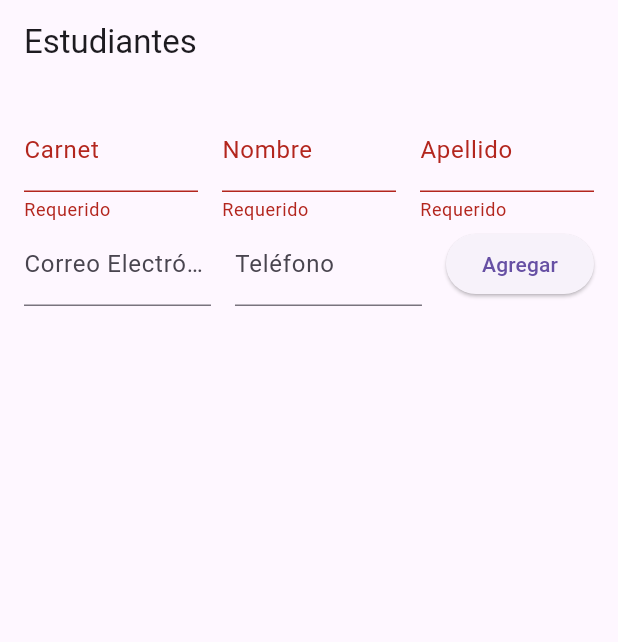
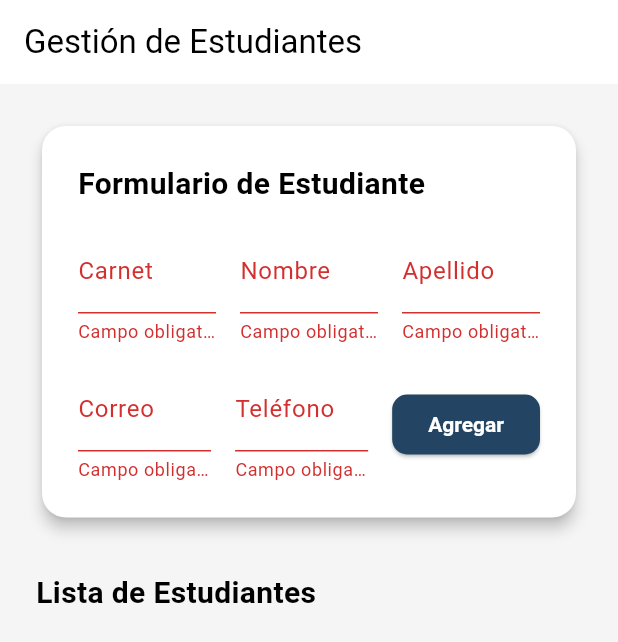
Before and after one commit to DiegoSalazar20/InvestigacionCompromiso, a Flutter app: the screen it shows after launch, after a tap on "Agregar", on a phone screen of 412 x 824 dp. Shown: the top 642 px of the screen. Run offline on Flutter 3.47's test engine with Material 3 defaults, Android fonts, the phone set to English and light mode, and no system bars; network calls fail.

Commit message:
Paginación y estilo, creación del page estudiante

```diff
--- a/lib/main.dart
+++ b/lib/main.dart
@@ -1,6 +1,5 @@
 import 'package:flutter/material.dart';
-import 'models/estudiante.dart';
-import 'services/estudiante_service.dart';
+import 'pages/estudiante_page.dart';
 
 void main() {
   runApp(const MyApp());
@@ -8,218 +7,43 @@ void main() {
 
 class MyApp extends StatelessWidget {
   const MyApp({super.key});
+
   @override
   Widget build(BuildContext context) {
     return MaterialApp(
       title: 'CRUD de Estudiantes',
-      theme: ThemeData(primarySwatch: Colors.blue),
+      debugShowCheckedModeBanner: false,
+      theme: ThemeData(
+        colorScheme: ColorScheme.light(
+          primary: const Color(0xFF234563),
+          secondary: const Color(0xFFE1B000),
+          surface: Colors.white,
+          background: const Color(0xFFF5F5F5),
+          error: Colors.red.shade700,
+          onPrimary: Colors.white,
+          onSecondary: Colors.black,
+          onSurface: Colors.black,
+          onBackground: Colors.black,
+          onError: Colors.white,
+        ),
+        useMaterial3: true,
+        scaffoldBackgroundColor: const Color(0xFFF5F5F5),
+        snackBarTheme: SnackBarThemeData(
+          backgroundColor: Colors.indigo.shade600,
+          contentTextStyle: const TextStyle(color: Colors.white),
+          behavior: SnackBarBehavior.floating,
+          shape: RoundedRectangleBorder(borderRadius: BorderRadius.circular(10)),
+        ),
+        elevatedButtonTheme: ElevatedButtonThemeData(
+          style: ElevatedButton.styleFrom(
+            backgroundColor: const Color(0xFF234563),
+            foregroundColor: Colors.white,
+            shape: RoundedRectangleBorder(borderRadius: BorderRadius.circular(10)),
+            textStyle: const TextStyle(fontWeight: FontWeight.bold),
+          ),
+        ),
+      ),
       home: const EstudiantePage(),
-      debugShowCheckedModeBanner: false,
     );
   }
 }
-
-class EstudiantePage extends StatefulWidget {
-  const EstudiantePage({super.key});
-  @override
-  State<EstudiantePage> createState() => _EstudiantePageState();
-}
-
-class _EstudiantePageState extends State<EstudiantePage> {
-  final EstudianteService _service = EstudianteService();
-  List<Estudiante> estudiantes = [];
-  final _formKey = GlobalKey<FormState>();
-
-  final carnetCtrl = TextEditingController();
-  final nombreCtrl = TextEditingController();
-  final apellidoCtrl = TextEditingController();
-  final correoCtrl = TextEditingController();
-  final telefonoCtrl = TextEditingController();
-
-  Estudiante? estudianteEditando;
-
-  @override
-  void initState() {
-    super.initState();
-    cargarEstudiantes();
-  }
-
-  void cargarEstudiantes() async {
-    final lista = await _service.obtenerEstudiantes();
-    setState(() {
-      estudiantes = lista;
-    });
-  }
-
-  void limpiarFormulario() {
-    carnetCtrl.clear();
-    nombreCtrl.clear();
-    apellidoCtrl.clear();
-    correoCtrl.clear();
-    telefonoCtrl.clear();
-    estudianteEditando = null;
-  }
-
-  void guardar() async {
-  if (!_formKey.currentState!.validate()) return;
-
-  final nuevo = Estudiante(
-    idEstudiante: estudianteEditando != null ? estudianteEditando!.idEstudiante : 0,
-    carnet: carnetCtrl.text,
-    nombre: nombreCtrl.text,
-    apellido: apellidoCtrl.text,
-    correoElectronico: correoCtrl.text,
-    telefono: telefonoCtrl.text,
-  );
-
-  bool ok = estudianteEditando == null
-      ? await _service.registrarEstudiante(nuevo)
-      : await _service.actualizarEstudiante(nuevo);
-
-  if (ok) {
-    limpiarFormulario();
-    cargarEstudiantes();
-    ScaffoldMessenger.of(context).showSnackBar(
-      SnackBar(content: Text(estudianteEditando == null ? 'Estudiante agregado' : 'Estudiante actualizado')),
-    );
-  }
-}
-
-
-  void eliminar(int id) async {
-    await _service.eliminarEstudiante(id);
-    cargarEstudiantes();
-    ScaffoldMessenger.of(context).showSnackBar(
-      SnackBar(content: Text('Estudiante eliminado con éxito')),
-    );
-  }
-
-  void cargarParaEditar(Estudiante est) {
-    setState(() {
-      estudianteEditando = est;
-      carnetCtrl.text = est.carnet;
-      nombreCtrl.text = est.nombre;
-      apellidoCtrl.text = est.apellido;
-      correoCtrl.text = est.correoElectronico ?? '';
-      telefonoCtrl.text = est.telefono ?? '';
-    });
-  }
-
-  @override
-  Widget build(BuildContext context) {
-    return Scaffold(
-      appBar: AppBar(title: const Text('Estudiantes')),
-      body: Padding(
-        padding: const EdgeInsets.all(16),
-        child: Column(
-          children: [
-
-            Form(
-              key: _formKey,
-              child: Column(
-                children: [
-                  Row(
-                    children: [
-                      Expanded(
-                        child: TextFormField(
-                          controller: carnetCtrl,
-                          decoration: const InputDecoration(
-                            labelText: 'Carnet',
-                          ),
-                          validator: (val) => val!.isEmpty ? 'Requerido' : null,
-                        ),
-                      ),
-                      const SizedBox(width: 16),
-                      Expanded(
-                        child: TextFormField(
-                          controller: nombreCtrl,
-                          decoration: const InputDecoration(
-                            labelText: 'Nombre',
-                          ),
-                          validator: (val) => val!.isEmpty ? 'Requerido' : null,
-                        ),
-                      ),
-                      const SizedBox(width: 16),
-                      Expanded(
-                        child: TextFormField(
-                          controller: apellidoCtrl,
-                          decoration: const InputDecoration(
-                            labelText: 'Apellido',
-                          ),
-                          validator: (val) => val!.isEmpty ? 'Requerido' : null,
-                        ),
-                      ),
-                    ],
-                  ),
-                  Row(
-                    children: [
-                      Expanded(
-                        child: TextFormField(
-                          controller: correoCtrl,
-                          decoration: const InputDecoration(
-                            labelText: 'Correo Electrónico',
-                          ),
-                        ),
-                      ),
-                      const SizedBox(width: 16),
-                      Expanded(
-                        child: TextFormField(
-                          controller: telefonoCtrl,
-                          decoration: const InputDecoration(
-                            labelText: 'Teléfono',
-                          ),
-                        ),
-                      ),
-                      const SizedBox(width: 16),
-                      ElevatedButton(
-                        onPressed: guardar,
-                        child: Text(
-                          estudianteEditando == null ? 'Agregar' : 'Actualizar',
-                        ),
-                      ),
-                      if (estudianteEditando != null)
-                        TextButton(
-                          onPressed: limpiarFormulario,
-                          child: const Text('Cancelar'),
-                        ),
-                    ],
-                  ),
-                ],
-              ),
-            ),
-            const SizedBox(height: 24),
-            // Lista
-            Expanded(
-              child: ListView(
-                children: estudiantes.map((e) {
-                  return Card(
-                    child: ListTile(
-                      title: Text('${e.nombre} ${e.apellido}'),
-                      subtitle: Text(
-                        'Carnet: ${e.carnet}\nCorreo: ${e.correoElectronico ?? "-"} | Tel: ${e.telefono ?? "-"}',
-                      ),
-                      isThreeLine: true,
-                      trailing: Row(
-                        mainAxisSize: MainAxisSize.min,
-                        children: [
-                          IconButton(
-                            icon: const Icon(Icons.edit),
-                            onPressed: () => cargarParaEditar(e),
-                          ),
-                          IconButton(
-                            icon: const Icon(Icons.delete),
-                            onPressed: () => eliminar(e.idEstudiante!),
-                          ),
-                        ],
-                      ),
-                    ),
-                  );
-                }).toList(),
-              ),
-            ),
-          ],
-        ),
-      ),
-    );
-  }
-}
--- /dev/null
+++ b/lib/pages/estudiante_page.dart
@@ -0,0 +1,302 @@
+import 'package:flutter/material.dart';
+import '../models/estudiante.dart';
+import '../services/estudiante_service.dart';
+
+class EstudiantePage extends StatefulWidget {
+  const EstudiantePage({super.key});
+
+  @override
+  State<EstudiantePage> createState() => _EstudiantePageState();
+}
+
+class _EstudiantePageState extends State<EstudiantePage> {
+  final EstudianteService _service = EstudianteService();
+  List<Estudiante> estudiantes = [];
+  final _formKey = GlobalKey<FormState>();
+
+  final carnetCtrl = TextEditingController();
+  final nombreCtrl = TextEditingController();
+  final apellidoCtrl = TextEditingController();
+  final correoCtrl = TextEditingController();
+  final telefonoCtrl = TextEditingController();
+
+  Estudiante? estudianteEditando;
+  int paginaActual = 1;
+  final int estudiantesPorPagina = 5;
+
+  @override
+  void initState() {
+    super.initState();
+    cargarEstudiantes();
+  }
+
+  void cargarEstudiantes() async {
+    final lista = await _service.obtenerEstudiantes();
+    setState(() {
+      estudiantes = lista;
+      paginaActual = 1;
+    });
+  }
+
+  void limpiarFormulario() {
+    carnetCtrl.clear();
+    nombreCtrl.clear();
+    apellidoCtrl.clear();
+    correoCtrl.clear();
+    telefonoCtrl.clear();
+    setState(() {
+      estudianteEditando = null;
+    });
+  }
+
+  void guardar() async {
+    if (!_formKey.currentState!.validate()) return;
+
+    final nuevo = Estudiante(
+      idEstudiante: estudianteEditando?.idEstudiante ?? 0,
+      carnet: carnetCtrl.text,
+      nombre: nombreCtrl.text,
+      apellido: apellidoCtrl.text,
+      correoElectronico: correoCtrl.text,
+      telefono: telefonoCtrl.text,
+    );
+
+    if (estudianteEditando != null) {
+      final confirmado = await confirmarDialogo('Confirmar actualización',
+          '¿Estás seguro de que querés actualizar este estudiante?');
+      if (!confirmado) return;
+    }
+
+    final ok = estudianteEditando == null
+        ? await _service.registrarEstudiante(nuevo)
+        : await _service.actualizarEstudiante(nuevo);
+
+    if (ok) {
+      limpiarFormulario();
+      cargarEstudiantes();
+      mostrarMensaje(estudianteEditando == null
+          ? 'Estudiante agregado'
+          : 'Estudiante actualizado');
+    }
+  }
+
+  void eliminar(int id) async {
+    final confirmado = await confirmarDialogo(
+        'Confirmar eliminación', '¿Estás seguro de que querés eliminar este estudiante?');
+    if (!confirmado) return;
+
+    await _service.eliminarEstudiante(id);
+    cargarEstudiantes();
+    mostrarMensaje('Estudiante eliminado con éxito');
+  }
+
+  Future<bool> confirmarDialogo(String titulo, String mensaje) async {
+    return (await showDialog<bool>(
+          context: context,
+          builder: (_) => AlertDialog(
+            title: Text(titulo),
+            content: Text(mensaje),
+            actions: [
+              TextButton(onPressed: () => Navigator.pop(context, false), child: const Text('Cancelar')),
+              ElevatedButton(onPressed: () => Navigator.pop(context, true), child: const Text('Confirmar')),
+            ],
+          ),
+        )) ??
+        false;
+  }
+
+  void mostrarMensaje(String texto) {
+  ScaffoldMessenger.of(context).showSnackBar(
+    SnackBar(
+      content: Row(
+        children: [
+          const Icon(Icons.check_circle, color: Colors.white),
+          const SizedBox(width: 10),
+          Text(texto),
+        ],
+      ),
+    ),
+  );
+}
+
+
+  void cargarParaEditar(Estudiante est) {
+    setState(() {
+      estudianteEditando = est;
+      carnetCtrl.text = est.carnet;
+      nombreCtrl.text = est.nombre;
+      apellidoCtrl.text = est.apellido;
+      correoCtrl.text = est.correoElectronico ?? '';
+      telefonoCtrl.text = est.telefono ?? '';
+    });
+  }
+
+  List<Estudiante> obtenerPaginaActual() {
+    final inicio = (paginaActual - 1) * estudiantesPorPagina;
+    final fin = inicio + estudiantesPorPagina;
+    return estudiantes.sublist(inicio, fin > estudiantes.length ? estudiantes.length : fin);
+  }
+
+  void siguientePagina() {
+    if ((paginaActual * estudiantesPorPagina) < estudiantes.length) {
+      setState(() => paginaActual++);
+    }
+  }
+
+  void paginaAnterior() {
+    if (paginaActual > 1) {
+      setState(() => paginaActual--);
+    }
+  }
+
+  @override
+  Widget build(BuildContext context) {
+    return Scaffold(
+      appBar: AppBar(title: const Text('Gestión de Estudiantes')),
+      body: SingleChildScrollView(
+        padding: const EdgeInsets.all(24),
+        child: Column(
+          crossAxisAlignment: CrossAxisAlignment.start,
+          children: [
+            _formularioEstudiante(),
+            const SizedBox(height: 32),
+            const Text('Lista de Estudiantes',
+                style: TextStyle(fontSize: 20, fontWeight: FontWeight.bold)),
+            const SizedBox(height: 16),
+            Column(
+              children: [
+                ...obtenerPaginaActual().map((e) => _tarjetaEstudiante(e)),
+                const SizedBox(height: 20),
+                if (estudiantes.length > estudiantesPorPagina)
+                  Row(
+                    mainAxisAlignment: MainAxisAlignment.center,
+                    children: [
+                      ElevatedButton(
+                        onPressed: paginaActual > 1 ? paginaAnterior : null,
+                        child: const Text('Anterior'),
+                      ),
+                      const SizedBox(width: 16),
+                      Text('Página $paginaActual'),
+                      const SizedBox(width: 16),
+                      ElevatedButton(
+                        onPressed: (paginaActual * estudiantesPorPagina) < estudiantes.length
+                            ? siguientePagina
+                            : null,
+                        child: const Text('Siguiente'),
+                      ),
+                    ],
+                  )
+              ],
+            ),
+          ],
+        ),
+      ),
+    );
+  }
+
+  Widget _formularioEstudiante() {
+    return Card(
+      elevation: 4,
+      shape: RoundedRectangleBorder(borderRadius: BorderRadius.circular(16)),
+      child: Padding(
+        padding: const EdgeInsets.all(24),
+        child: Form(
+          key: _formKey,
+          child: Column(
+            crossAxisAlignment: CrossAxisAlignment.start,
+            children: [
+              const Text('Formulario de Estudiante',
+                  style: TextStyle(fontSize: 20, fontWeight: FontWeight.bold)),
+              const SizedBox(height: 16),
+              Row(
+                children: [
+                  Expanded(child: _campoTexto(carnetCtrl, 'Carnet')),
+                  const SizedBox(width: 16),
+                  Expanded(child: _campoTexto(nombreCtrl, 'Nombre')),
+                  const SizedBox(width: 16),
+                  Expanded(child: _campoTexto(apellidoCtrl, 'Apellido')),
+                ],
+              ),
+              const SizedBox(height: 16),
+              Row(
+                children: [
+                  Expanded(child: _campoTexto(correoCtrl, 'Correo')),
+                  const SizedBox(width: 16),
+                  Expanded(child: _campoTexto(telefonoCtrl, 'Teléfono')),
+                  const SizedBox(width: 16),
+                  ElevatedButton(
+                    onPressed: guardar,
+                    child: Text(estudianteEditando == null ? 'Agregar' : 'Actualizar'),
+                  ),
+                  if (estudianteEditando != null)
+                    TextButton(onPressed: limpiarFormulario, child: const Text('Cancelar')),
+                ],
+              ),
+            ],
+          ),
+        ),
+      ),
+    );
+  }
+
+  Widget _campoTexto(TextEditingController ctrl, String label) {
+    return TextFormField(
+      controller: ctrl,
+      decoration: InputDecoration(labelText: label),
+      validator: (val) {
+        if (val == null || val.trim().isEmpty) return 'Campo obligatorio';
+        if (label == 'Nombre' || label == 'Apellido') {
+          if (!RegExp(r'^[a-zA-ZÁÉÍÓÚáéíóúñÑ\s]+$').hasMatch(val)) {
+            return 'Solo se permiten letras';
+          }
+        }
+        if (label == 'Correo') {
+          if (!val.contains('@')) return 'Debe contener @';
+        }
+        if (label == 'Teléfono') {
+          if (!RegExp(r'^\d+$').hasMatch(val)) return 'Solo números';
+        }
+        return null;
+      },
+    );
+  }
+
+  Widget _tarjetaEstudiante(Estudiante e) {
+    final isEditando = e.idEstudiante == estudianteEditando?.idEstudiante;
+    return Card(
+      color: isEditando ? const Color.fromARGB(255, 90, 176, 238) : Colors.white,
+      elevation: 5,
+      margin: const EdgeInsets.symmetric(vertical: 8),
+      shape: RoundedRectangleBorder(
+        borderRadius: BorderRadius.circular(12),
+        side: BorderSide(color: Colors.grey.shade300),
+      ),
+      child: ListTile(
+        contentPadding: const EdgeInsets.all(16),
+        leading: const CircleAvatar(
+          backgroundColor: Color(0xFF234563),
+          child: Icon(Icons.person, color: Colors.white),
+        ),
+        title: Text('${e.nombre} ${e.apellido}',
+            style: const TextStyle(fontWeight: FontWeight.bold)),
+        subtitle: Text(
+          'Carnet: ${e.carnet}\nCorreo: ${e.correoElectronico ?? "-"}\nTel: ${e.telefono ?? "-"}',
+        ),
+        isThreeLine: true,
+        trailing: Row(
+          mainAxisSize: MainAxisSize.min,
+          children: [
+            IconButton(
+              icon: const Icon(Icons.edit, color: Colors.amber),
+              onPressed: () => cargarParaEditar(e),
+            ),
+            IconButton(
+              icon: const Icon(Icons.delete, color: Colors.red),
+              onPressed: () => eliminar(e.idEstudiante!),
+            ),
+          ],
+        ),
+      ),
+    );
+  }
+}
```
